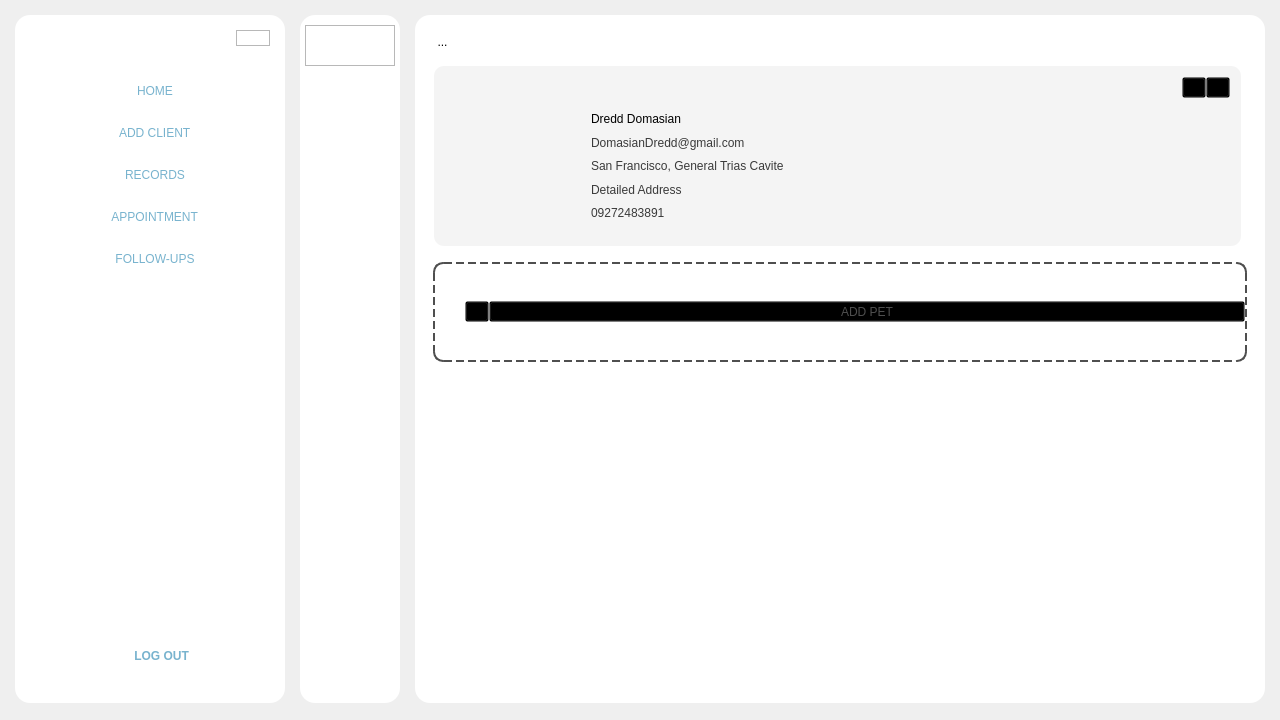
The window that Desktop_Application/Frontend/Home.ui (DreddVDomasian/Petmate-Desktop-Application) describes before a commit, drawn with Qt 5.
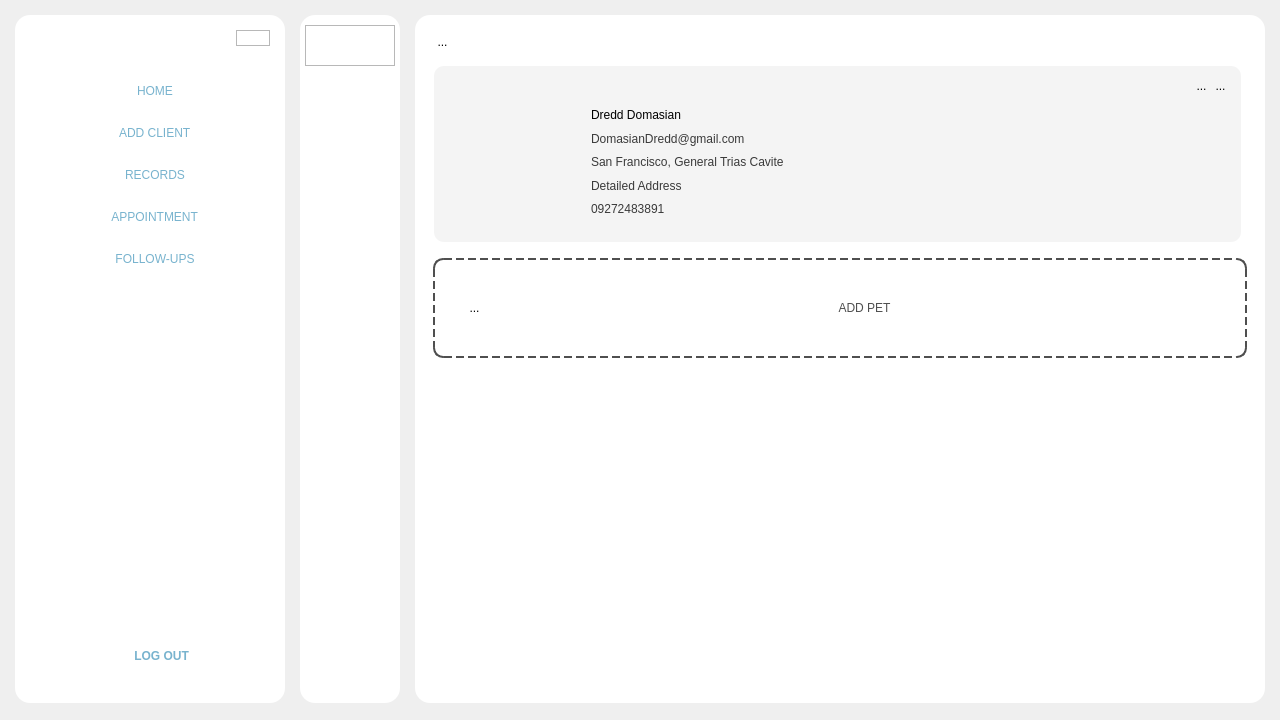
The same window after the commit. The open tabs and pages were chosen to show the change. Icons and pictures are not drawn.

Commit message:
Improve patient card scaling and UI consistency
Refactored patient card UI to better support dynamic scaling and consistent styling. Added scale_cards and font scaling logic to app.py for responsive patient card display. Updated PatientCard.ui and Home.ui for improved layout, margins, and button styles to enhance appearance and usability.

```diff
--- a/Desktop_Application/Frontend/Home.ui
+++ b/Desktop_Application/Frontend/Home.ui
@@ -5247,7 +5247,8 @@
                              <cursorShape>PointingHandCursor</cursorShape>
                             </property>
                             <property name="styleSheet">
-                             <string notr="true">background:transparent;</string>
+                             <string notr="true">	border:none;
+	background-color:transparent;</string>
                             </property>
                             <property name="text">
                              <string>...</string>
@@ -5270,7 +5271,8 @@
                              <cursorShape>PointingHandCursor</cursorShape>
                             </property>
                             <property name="styleSheet">
-                             <string notr="true">background:transparent;</string>
+                             <string notr="true">	border:none;
+	background-color:transparent;</string>
                             </property>
                             <property name="text">
                              <string>...</string>
@@ -5398,8 +5400,8 @@
                       <rect>
                        <x>0</x>
                        <y>0</y>
-                       <width>401</width>
-                       <height>109</height>
+                       <width>841</width>
+                       <height>414</height>
                       </rect>
                      </property>
                      <layout class="QGridLayout" name="gridLayout_6">
@@ -5452,7 +5454,7 @@
                           <number>0</number>
                          </property>
                          <property name="leftMargin">
-                          <number>30</number>
+                          <number>0</number>
                          </property>
                          <property name="topMargin">
                           <number>0</number>
@@ -5463,11 +5465,22 @@
                          <property name="bottomMargin">
                           <number>0</number>
                          </property>
-                         <item>
+                         <item alignment="Qt::AlignLeft">
                           <widget class="QToolButton" name="plusSignBtn">
+                           <property name="sizePolicy">
+                            <sizepolicy hsizetype="Expanding" vsizetype="Expanding">
+                             <horstretch>0</horstretch>
+                             <verstretch>0</verstretch>
+                            </sizepolicy>
+                           </property>
                            <property name="cursor">
                             <cursorShape>PointingHandCursor</cursorShape>
                            </property>
+                           <property name="styleSheet">
+                            <string notr="true">	border:none;
+	background-color:transparent;
+	padding-left:30px;</string>
+                           </property>
                            <property name="text">
                             <string>...</string>
                            </property>
@@ -5486,7 +5499,7 @@
                          <item>
                           <widget class="QToolButton" name="addpetQtoolBtn">
                            <property name="sizePolicy">
-                            <sizepolicy hsizetype="Expanding" vsizetype="Fixed">
+                            <sizepolicy hsizetype="Expanding" vsizetype="Expanding">
                              <horstretch>0</horstretch>
                              <verstretch>0</verstretch>
                             </sizepolicy>
@@ -5496,7 +5509,9 @@
                            </property>
                            <property name="styleSheet">
                             <string notr="true">font: 81 30pt &quot;Montserrat ExtraBold&quot;;
-color:#4F4F4F;</string>
+color:#4F4F4F;
+	border:none;
+	background-color:transparent;</string>
                            </property>
                            <property name="text">
                             <string>ADD PET</string>
```
Left out of the diff: 58 changed lines with no effect on the pictures. The commit also changes 2 other files.
